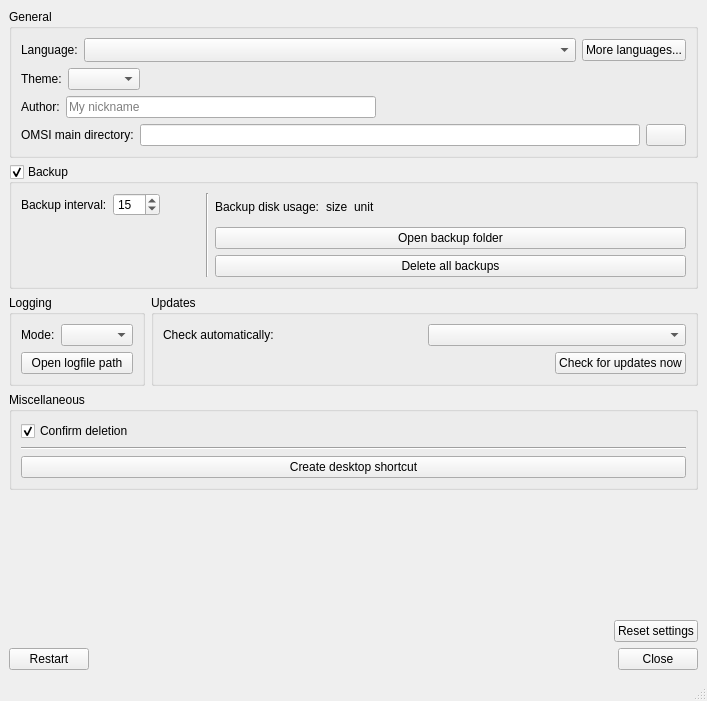
First picture: the form in wsettings.ui, repository pietr26/OMSI-Tools, before the edit.
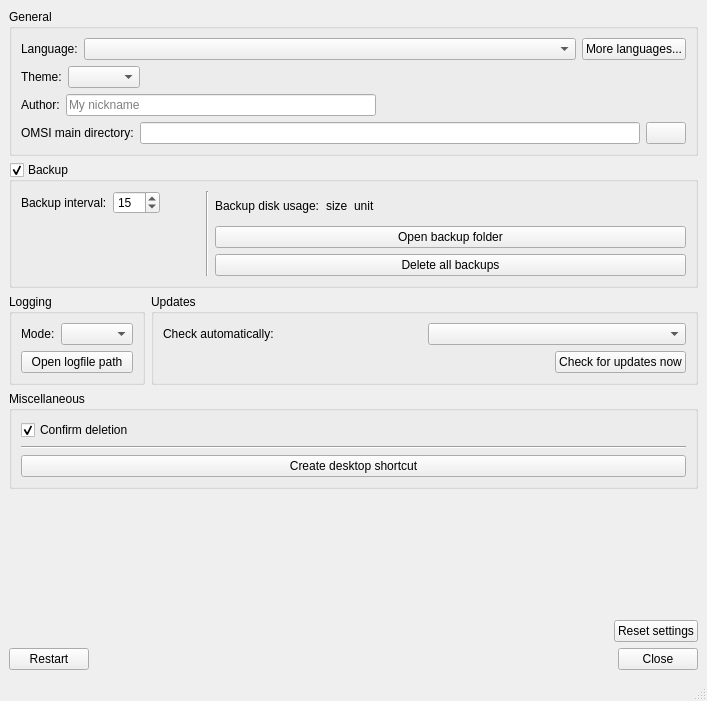
Second picture: the form after the edit. Icons and pictures are not drawn.

Commit message: Changed adjustSizePolicy of comboboxes

```diff
--- a/wsettings.ui
+++ b/wsettings.ui
@@ -55,7 +55,7 @@
             <bool>false</bool>
            </property>
            <property name="sizeAdjustPolicy">
-            <enum>QComboBox::AdjustToMinimumContentsLengthWithIcon</enum>
+            <enum>QComboBox::AdjustToContents</enum>
            </property>
           </widget>
          </item>
@@ -92,6 +92,9 @@
              <verstretch>0</verstretch>
             </sizepolicy>
            </property>
+           <property name="sizeAdjustPolicy">
+            <enum>QComboBox::AdjustToContents</enum>
+           </property>
           </widget>
          </item>
          <item>
@@ -366,7 +369,11 @@
             </widget>
            </item>
            <item>
-            <widget class="QComboBox" name="cobxLogfileMode"/>
+            <widget class="QComboBox" name="cobxLogfileMode">
+             <property name="sizeAdjustPolicy">
+              <enum>QComboBox::AdjustToContents</enum>
+             </property>
+            </widget>
            </item>
           </layout>
          </item>
@@ -400,7 +407,11 @@
             </widget>
            </item>
            <item>
-            <widget class="QComboBox" name="cobxAutoUpdateCheck"/>
+            <widget class="QComboBox" name="cobxAutoUpdateCheck">
+             <property name="sizeAdjustPolicy">
+              <enum>QComboBox::AdjustToContents</enum>
+             </property>
+            </widget>
            </item>
           </layout>
          </item>
```
